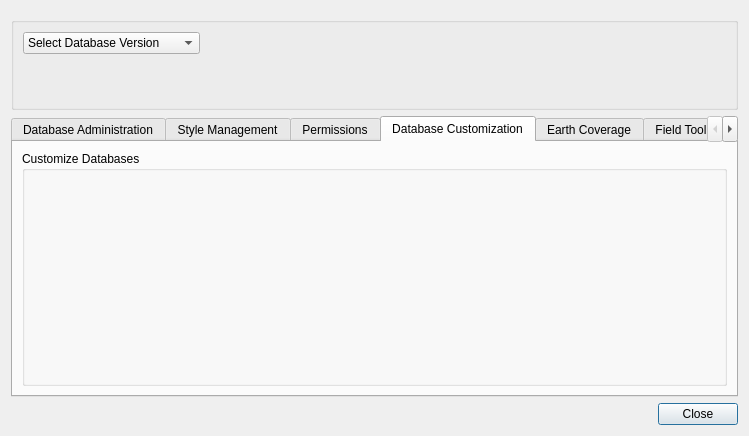
Before: the Qt Designer form ServerTools/batchDbManager.ui in dsgoficial/DsgTools, drawn with Qt 5.
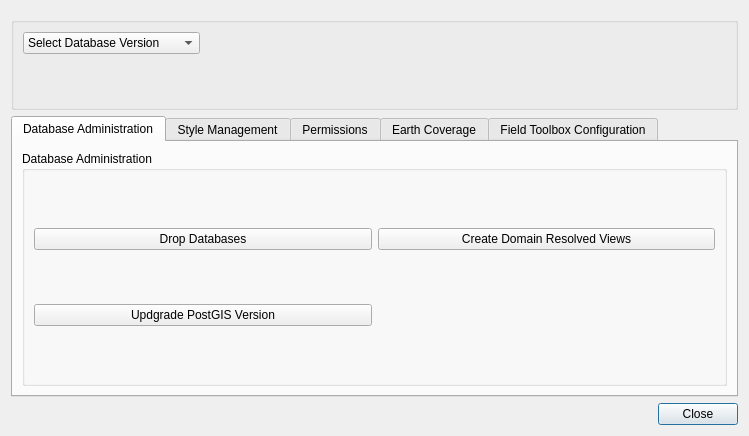
After: the same form once the commit is applied. The open tabs and pages were chosen to show the change. Custom widgets are drawn as their Qt base class.

Commit message: hiding customization

The edit to the form file:
```diff
--- a/ServerTools/batchDbManager.ui
+++ b/ServerTools/batchDbManager.ui
@@ -326,38 +326,6 @@
        </item>
       </layout>
      </widget>
-     <widget class="QWidget" name="tab">
-      <attribute name="title">
-       <string>Database Customization</string>
-      </attribute>
-      <layout class="QGridLayout" name="gridLayout_13">
-       <item row="0" column="0">
-        <widget class="QGroupBox" name="groupBox_5">
-         <property name="sizePolicy">
-          <sizepolicy hsizetype="Preferred" vsizetype="Preferred">
-           <horstretch>0</horstretch>
-           <verstretch>0</verstretch>
-          </sizepolicy>
-         </property>
-         <property name="title">
-          <string>Customize Databases</string>
-         </property>
-         <layout class="QGridLayout" name="gridLayout_5">
-          <item row="0" column="0" colspan="2">
-           <widget class="CustomizationManagerWidget" name="customizationManagerWidget" native="true">
-            <property name="sizePolicy">
-             <sizepolicy hsizetype="Preferred" vsizetype="MinimumExpanding">
-              <horstretch>0</horstretch>
-              <verstretch>0</verstretch>
-             </sizepolicy>
-            </property>
-           </widget>
-          </item>
-         </layout>
-        </widget>
-       </item>
-      </layout>
-     </widget>
      <widget class="QWidget" name="earthCoverage">
       <attribute name="title">
        <string>Earth Coverage</string>
@@ -422,12 +390,6 @@
    <header>DsgTools.CustomWidgets.permissionWidget.h</header>
    <container>1</container>
   </customwidget>
-  <customwidget>
-   <class>CustomizationManagerWidget</class>
-   <extends>QWidget</extends>
-   <header>DsgTools.CustomWidgets.customizationManagerWidget.h</header>
-   <container>1</container>
-  </customwidget>
   <customwidget>
    <class>EarthCoverageManagerWidget</class>
    <extends>QWidget</extends>
```
Left out of the diff: 50 changed lines with no effect on the pictures. The commit also changes 2 other files.
